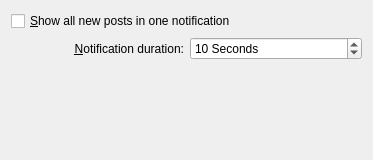
The window that choqok/config/behavior/behaviorconfig_notifications.ui (KDE/choqok) describes before a commit, drawn with Qt 5.
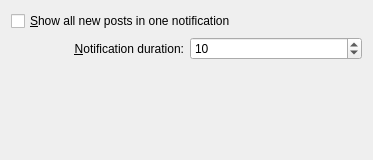
The same window after the commit. Custom widgets are drawn as their Qt base class.

Commit message: Replace static KIntSpinBox suffix with plural compatible suffix.

Patch:
```diff
--- a/choqok/config/behavior/behaviorconfig_notifications.ui
+++ b/choqok/config/behavior/behaviorconfig_notifications.ui
@@ -35,9 +35,6 @@
      </item>
      <item>
       <widget class="KIntSpinBox" name="kcfg_notifyInterval">
-       <property name="suffix">
-        <string> Seconds</string>
-       </property>
        <property name="minimum">
         <number>2</number>
        </property>
```
The commit also changes 2 other files.
